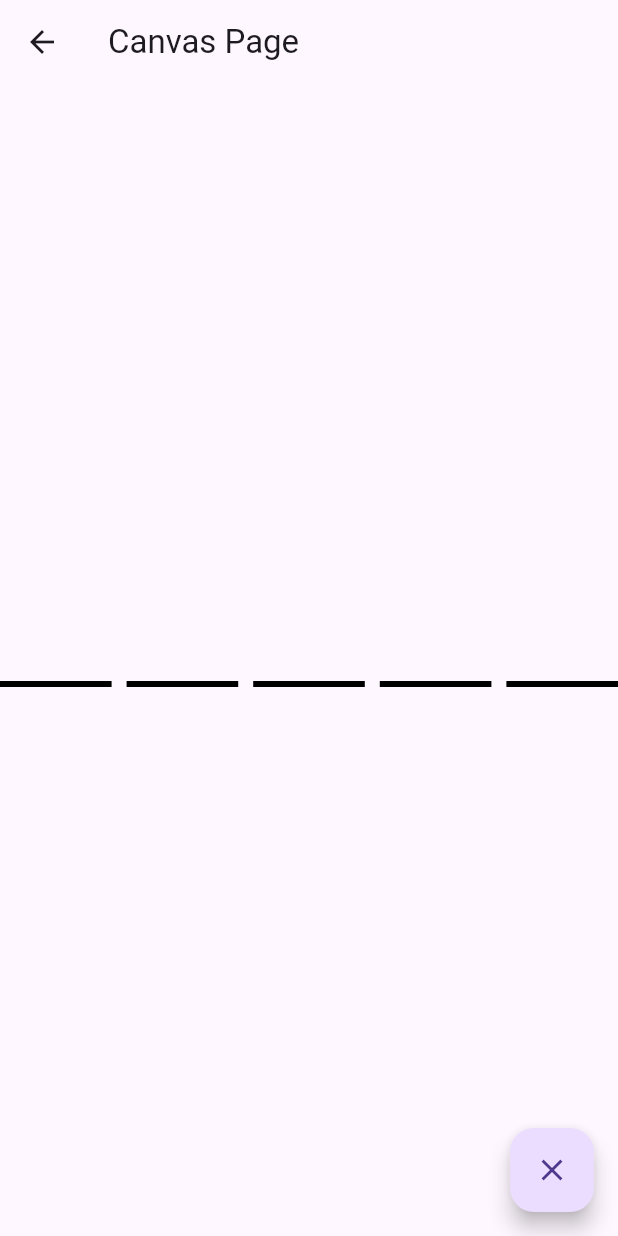
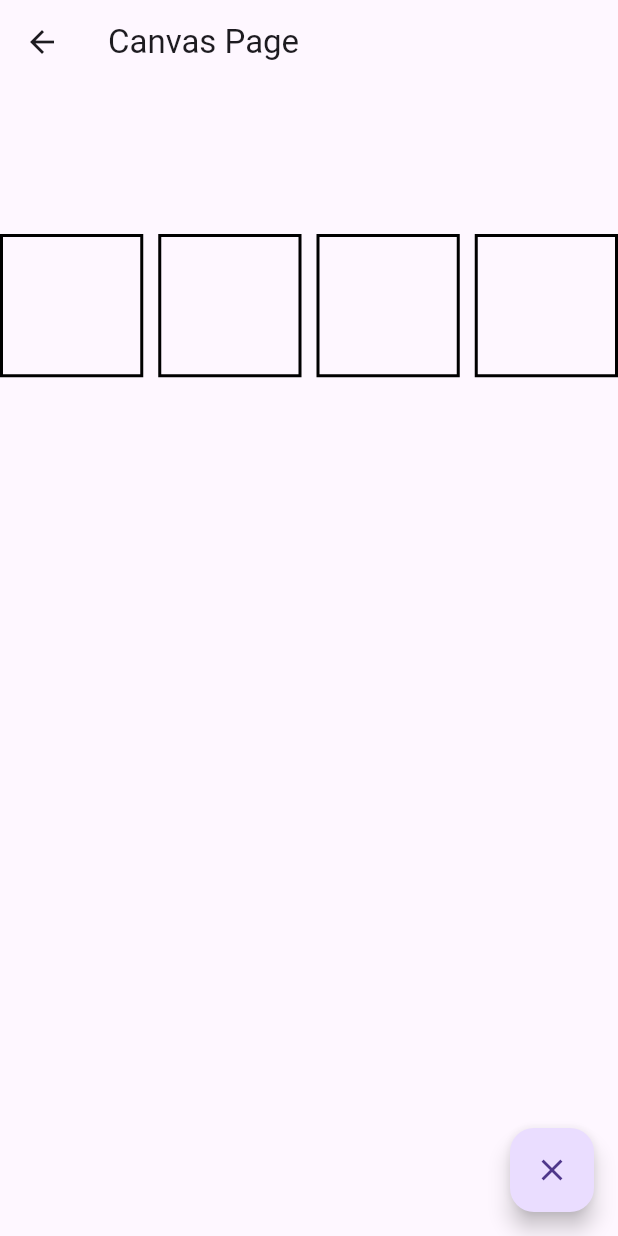
Before and after one commit to RafiDevari/DyslexiAI, a Flutter app: the CanvasPage screen opened directly, on a phone screen of 412 x 824 dp. Run offline on Flutter 3.47's test engine with Material 3 defaults, Android fonts, the phone set to English and light mode, and no system bars; our stand-ins replace permission_handler, speech_to_text.

Commit message:
GPT go 6.3 (blok nyesuain ukuran sesuai banyaknya blok)

```diff
--- a/lib/canvas.dart
+++ b/lib/canvas.dart
@@ -8,7 +8,7 @@ class CanvasPage extends StatefulWidget {
 }
 
 class _CanvasState extends State<CanvasPage> {
-  final int numberOfSections = 5; // Change this to control the number of blocks
+  final int numberOfSections = 4; // Change this to control the number of blocks
   List<List<Offset?>> allPoints = []; // Store points for each border
 
   @override
@@ -21,24 +21,22 @@ class _CanvasState extends State<CanvasPage> {
   @override
   Widget build(BuildContext context) {
     return Scaffold(
-      appBar: AppBar(title: Text('Canvas Page')),
+      appBar: AppBar(title: const Text('Canvas Page')),
 
       body: LayoutBuilder(
         builder: (context, constraints) {
-          final totalGaps = numberOfSections - 1; // Number of gaps
-          final gapSize = 10.0; // Define the size of each gap
-          final totalGapWidth = totalGaps * gapSize; // Total width occupied by gaps
-          final availableWidth = constraints.maxWidth - totalGapWidth;
-          final sectionWidth = availableWidth / numberOfSections; // Width of each section
+          const double gapSize = 10.0; // Define the size of each gap
+          final double totalGapsWidth = (numberOfSections - 1) * gapSize;
+          final double sectionSize = (constraints.maxWidth - totalGapsWidth) / numberOfSections;
 
           return Stack(
             children: [
               for (int i = 0; i < numberOfSections; i++) // Create sections
                 Positioned(
-                  left: i * (sectionWidth + gapSize), // Adjust position with gaps
-                  top: 400,
-                  width: sectionWidth,
-                  height: constraints.maxHeight - 800, // Adjust height dynamically
+                  left: i * (sectionSize + gapSize), // Adjust position with gaps
+                  top: 100, // Start 100 pixels from the top
+                  width: sectionSize,
+                  height: sectionSize, // Make the sections square
                   child: Container(
                     decoration: BoxDecoration(
                       border: Border.all(
@@ -51,9 +49,9 @@ class _CanvasState extends State<CanvasPage> {
                         final position = details.localPosition;
                         // Check if the position is within the current section
                         if (position.dx >= 0 &&
-                            position.dx <= sectionWidth &&
+                            position.dx <= sectionSize &&
                             position.dy >= 0 &&
-                            position.dy <= constraints.maxHeight - 800) {
+                            position.dy <= sectionSize) {
                           setState(() {
                             allPoints[i].add(position);
                           });
@@ -86,7 +84,7 @@ class _CanvasState extends State<CanvasPage> {
             }
           });
         },
-        child: Icon(Icons.clear),
+        child: const Icon(Icons.clear),
       ),
     );
   }
```
